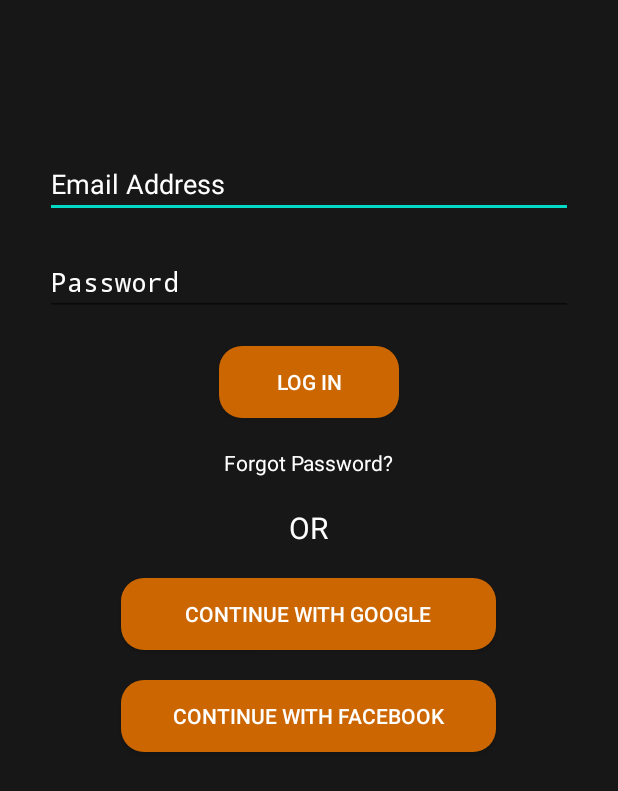
After one commit to NikitaClark/FitNest, an Android app: the LogIn screen opened directly, with no data from a screen before it, on a phone screen of 412 x 824 dp. The commit adds this screen. Shown: the top 791 px of the screen. Run offline under Robolectric (Android 15) with nearby library versions, the phone set to English and light mode, and no system bars.

Commit message:
full update

```diff
--- /dev/null
+++ b/app/src/main/java/com/example/myapplication/LogIn.java
@@ -0,0 +1,14 @@
+package com.example.myapplication;
+
+import android.app.Activity;
+import android.os.Bundle;
+
+
+public class LogIn extends Activity {
+
+    @Override
+    protected void onCreate(Bundle savedInstanceState) {
+        super.onCreate(savedInstanceState);
+        setContentView(R.layout.login);
+    }
+}
--- /dev/null
+++ b/app/src/main/res/drawable/rounded_button.xml
@@ -0,0 +1,5 @@
+<?xml version="1.0" encoding="utf-8"?>
+<shape xmlns:android="http://schemas.android.com/apk/res/android" android:shape="rectangle">
+<solid android:color="#CC6600"/>
+    <corners android:radius="15dp"/>
+</shape>
--- a/app/src/main/res/layout/activity_main3.xml
+++ b/app/src/main/res/layout/activity_main3.xml
@@ -3,7 +3,8 @@
 <ScrollView
     xmlns:android="http://schemas.android.com/apk/res/android"
     android:layout_width="match_parent"
-    android:layout_height="match_parent">
+    android:layout_height="match_parent"
+    android:background="@android:color/black">>
 
     <LinearLayout
         android:layout_width="match_parent"
--- /dev/null
+++ b/app/src/main/res/layout/login.xml
@@ -0,0 +1,91 @@
+<?xml version="1.0" encoding="utf-8"?>
+<RelativeLayout
+    xmlns:android="http://schemas.android.com/apk/res/android"
+    android:layout_width="match_parent"
+    android:layout_height="match_parent"
+    android:background="@color/dark_brown">
+
+
+    <EditText
+        android:id="@+id/emailEditText"
+        android:layout_width="match_parent"
+        android:layout_height="wrap_content"
+        android:hint="Email Address"
+        android:textColorHint="@color/white"
+        android:layout_marginStart="30dp"
+        android:layout_marginEnd="30dp"
+        android:layout_centerHorizontal="true"
+        android:layout_marginTop="100dp" />
+
+    <EditText
+        android:id="@+id/passwordEditText"
+        android:layout_width="match_parent"
+        android:layout_height="wrap_content"
+        android:hint="Password"
+        android:textColorHint="@color/white"
+        android:inputType="textPassword"
+        android:layout_below="@id/emailEditText"
+        android:layout_marginStart="30dp"
+        android:layout_marginEnd="30dp"
+        android:layout_centerHorizontal="true"
+        android:layout_marginTop="20dp" />
+
+    <Button
+        android:id="@+id/loginButton"
+        android:layout_width="120dp"
+        android:layout_height="wrap_content"
+        android:text="Log In"
+        android:textColor="@color/white"
+        android:background="@drawable/rounded_button"
+        android:layout_below="@id/passwordEditText"
+        android:layout_centerHorizontal="true"
+        android:layout_marginTop="20dp"
+       />
+
+    <TextView
+        android:id="@+id/forgotTextView"
+        android:layout_width="wrap_content"
+        android:layout_height="wrap_content"
+        android:text="Forgot Password?"
+        android:textColor="@color/white"
+        android:layout_below="@id/loginButton"
+        android:layout_centerHorizontal="true"
+        android:layout_marginTop="20dp" />
+
+    <TextView
+        android:id="@+id/orTextView"
+        android:layout_width="wrap_content"
+        android:layout_height="wrap_content"
+        android:textSize="20dp"
+        android:text="OR"
+        android:textColor="@color/white"
+        android:layout_below="@id/forgotTextView"
+        android:layout_centerHorizontal="true"
+        android:layout_marginTop="20dp" />
+
+    <Button
+        android:id="@+id/continueWithGoogleButton"
+        android:layout_width="250dp"
+        android:layout_height="wrap_content"
+        android:text="Continue with Google"
+        android:textColor="@color/white"
+        android:background="@drawable/rounded_button"
+        android:layout_below="@id/orTextView"
+        android:layout_centerHorizontal="true"
+        android:layout_marginTop="20dp" />
+
+
+    <Button
+        android:id="@+id/continueWithFacebookButton"
+        android:layout_width="250dp"
+        android:layout_height="wrap_content"
+        android:text="Continue with Facebook"
+        android:textColor="@color/white"
+        android:background="@drawable/rounded_button"
+        android:layout_below="@id/continueWithGoogleButton"
+        android:layout_centerHorizontal="true"
+        android:layout_marginTop="20dp" />
+
+
+
+</RelativeLayout>
--- a/app/src/main/res/values/colors.xml
+++ b/app/src/main/res/values/colors.xml
@@ -8,4 +8,6 @@
     <color name="black">#FF000000</color>
     <color name="white">#FFFFFFFF</color>
     <color name="orange">#FFA500</color>
+    <color name="dark_brown">#171717</color>
+    <color name="light_brown">#303030</color>
 </resources>
--- /dev/null
+++ b/app/src/main/res/values/refs.xml
@@ -0,0 +1,2 @@
+<?xml version="1.0" encoding="utf-8"?>
+<resources></resources>
--- a/build.gradle
+++ b/build.gradle
@@ -1,5 +1,5 @@
 // Top-level build file where you can add configuration options common to all sub-projects/modules.
 plugins {
-    id 'com.android.application' version '7.4.2' apply false
-    id 'com.android.library' version '7.4.2' apply false
+    id 'com.android.application' version '8.2.2' apply false
+    id 'com.android.library' version '8.2.2' apply false
 }
--- a/gradle.properties
+++ b/gradle.properties
@@ -19,3 +19,5 @@ android.useAndroidX=true
 # resources declared in the library itself and none from the library's dependencies,
 # thereby reducing the size of the R class for that library
 android.nonTransitiveRClass=true
+android.defaults.buildfeatures.buildconfig=true
+android.nonFinalResIds=false
```
Also changed, not shown: app/src/main/AndroidManifest.xml (+5 -2 lines), app/src/main/java/com/example/myapplication/MainActivity.java (+20 -8 lines), app/src/main/java/com/example/myapplication/SignUp.java (added, +14 -0 lines), app/src/main/res/layout/activity_main.xml (+42 -19 lines), app/src/main/res/layout/signup.xml (added, +62 -0 lines), gradle/wrapper/gradle-wrapper.properties.
